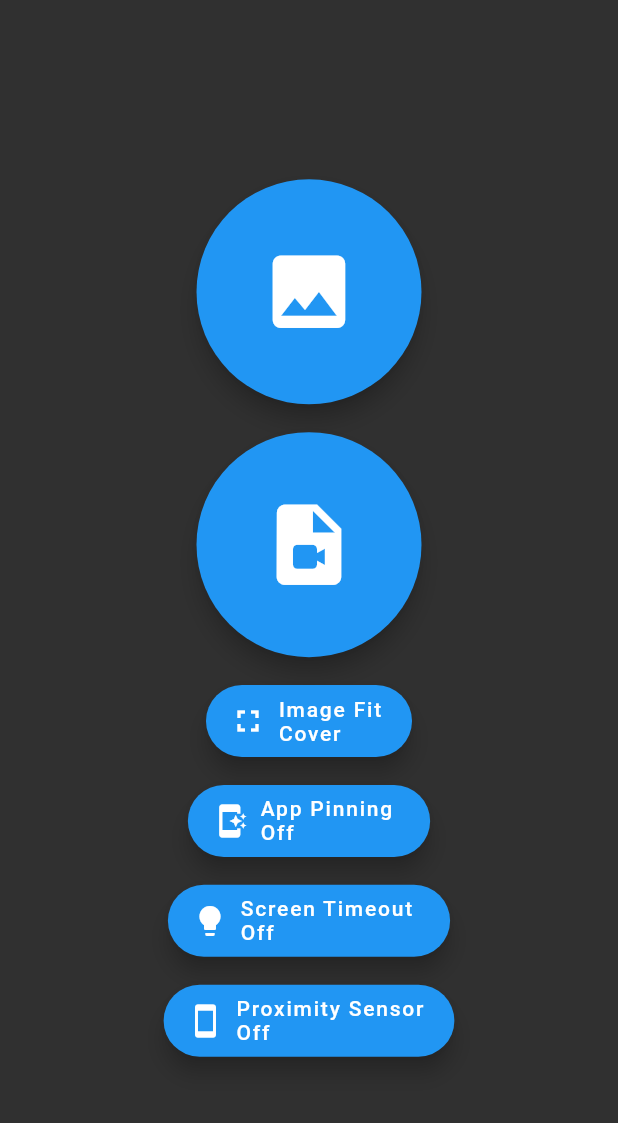
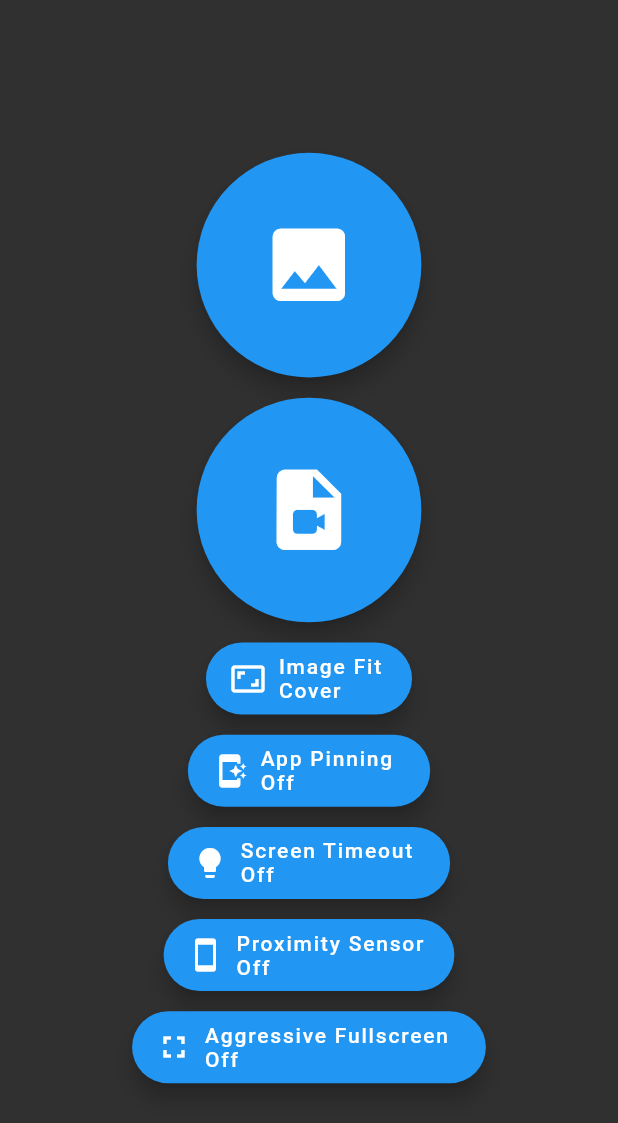
Before and after one commit to dgp-wk/sticky_images_flutter, a Flutter app: the screen it shows after launch, after a tap on the "insert photo" icon, on a phone screen of 412 x 824 dp. Shown: the top 1123 px of the screen. Run offline on Flutter 3.47's test engine with Material 2 defaults, Android fonts, the phone set to English and light mode, and no system bars; our stand-ins replace image_picker, video_player, wakelock; missing offline and left inert: kiosk_mode, proximity_sensor.

Commit message:
Corrected a default icon for the scaling mode widget.
Added a experimental 'Aggressive Fullscreen' option. This will aggressively set immersive mode every single frame. This is to mitigate issues with certain phones dropping immersive mode after, say, coming back from the image picker. I know of at least one Samsung A21 that does this.

```diff
--- a/lib/main.dart
+++ b/lib/main.dart
@@ -24,8 +24,13 @@ void init() async
 
 void tick(Duration now)
 {
+  if(useAggressiveFullscreen)
+  {
+    SystemChrome.setEnabledSystemUIMode(SystemUiMode.immersiveSticky);
+  }
+}
 
-}
+bool useAggressiveFullscreen = false;
 
 class MyApp extends StatefulWidget {
   const MyApp({Key? key}) : super(key: key);
@@ -78,6 +83,11 @@ class MyState extends State<MyApp>
     this.useWakelock = useWakelock;
   }
 
+  void setAggressiveFullscreen(bool value) async
+  {
+    useAggressiveFullscreen = value;
+  }
+
   void triggerKioskMode() async
   {
     await startKioskMode();
@@ -99,6 +109,7 @@ class MyState extends State<MyApp>
           useProximitySensorCallback: setProximitySensor,
           useKioskModeCallback: setKioskMode,
           useWakelockModeCallback: setWakelockMode,
+          useAggressiveFullscreenCallback: setAggressiveFullscreen,
       ).build(context);
     }
 
--- a/lib/mode_select.dart
+++ b/lib/mode_select.dart
@@ -2,6 +2,7 @@ import 'package:flutter/material.dart';
 import 'package:image_picker/image_picker.dart';
 import 'package:sticky_images_flutter/widget_kiosk.dart';
 
+import 'widget_aggressiveFullscreen.dart';
 import 'widget_proximitySensor.dart';
 import 'widget_scalingMode.dart';
 import 'widget_wakelock.dart';
@@ -17,6 +18,7 @@ class SelectionWidget extends StatelessWidget
     required this.useProximitySensorCallback,
     required this.useKioskModeCallback,
     required this.useWakelockModeCallback,
+    required this.useAggressiveFullscreenCallback,
   }) : super(key: key);
 
   final OnPickerCallback? onPickerCallback;
@@ -24,6 +26,7 @@ class SelectionWidget extends StatelessWidget
   final OnUseProximitySensorCallback useProximitySensorCallback;
   final OnUseKioskModeCallback useKioskModeCallback;
   final OnUseWakelockModeCallback useWakelockModeCallback;
+  final OnUseAggressiveFullscreenCallback useAggressiveFullscreenCallback;
 
   Future<void> getImage() async
   {
@@ -89,6 +92,10 @@ class SelectionWidget extends StatelessWidget
                         flex: 1,
                         child: ProximitySensorSelectorWidget(useProximitySensorCallback: useProximitySensorCallback)
                     ),
+                    Flexible(
+                        flex: 1,
+                        child: AggressiveFullscreenSelectorWidget(useAggressiveFullscreenCallback: useAggressiveFullscreenCallback)
+                    ),
                     const Spacer()
                   ]
               ),
--- /dev/null
+++ b/lib/widget_aggressiveFullscreen.dart
@@ -0,0 +1,45 @@
+import 'package:flutter/material.dart';
+
+typedef OnUseAggressiveFullscreenCallback = void Function(bool);
+
+class AggressiveFullscreenSelectorWidgetState extends State<AggressiveFullscreenSelectorWidget>
+{
+  bool useAggressiveFullscreen = true;
+  String message = "Aggressive Fullscreen \nOff";
+
+  void onPressed() async
+  {
+    setState(()
+    {
+      useAggressiveFullscreen = !useAggressiveFullscreen;
+      message = "Aggressive Fullscreen\n${useAggressiveFullscreen? "Off" : "On"}";
+    });
+    widget.useAggressiveFullscreenCallback(useAggressiveFullscreen);
+  }
+
+  @override
+  Widget build(BuildContext context)
+  {
+    return FloatingActionButton.extended(
+        onPressed: onPressed,
+        icon: Icon(useAggressiveFullscreen? Icons.fullscreen : Icons.repeat),
+        label: Text(message),
+        backgroundColor: useAggressiveFullscreen? Colors.blue : Colors.red);
+  }
+
+}
+class AggressiveFullscreenSelectorWidget extends StatefulWidget
+{
+  const AggressiveFullscreenSelectorWidget({
+    Key? key,
+    required this.useAggressiveFullscreenCallback
+  }) : super(key: key);
+
+  final OnUseAggressiveFullscreenCallback useAggressiveFullscreenCallback;
+
+  @override
+  State<StatefulWidget> createState() {
+    return AggressiveFullscreenSelectorWidgetState();
+  }
+
+}
--- a/lib/widget_scalingMode.dart
+++ b/lib/widget_scalingMode.dart
@@ -6,7 +6,7 @@ class ScalingWidgetState extends State<ScalingWidget>
 {
   BoxFit fittingMode = BoxFit.cover;
   String message = "Image Fit\nCover";
-  IconData icon = Icons.fullscreen;
+  IconData icon = Icons.aspect_ratio;
   Color color = Colors.blue;
 
   void onPressed() async
```
